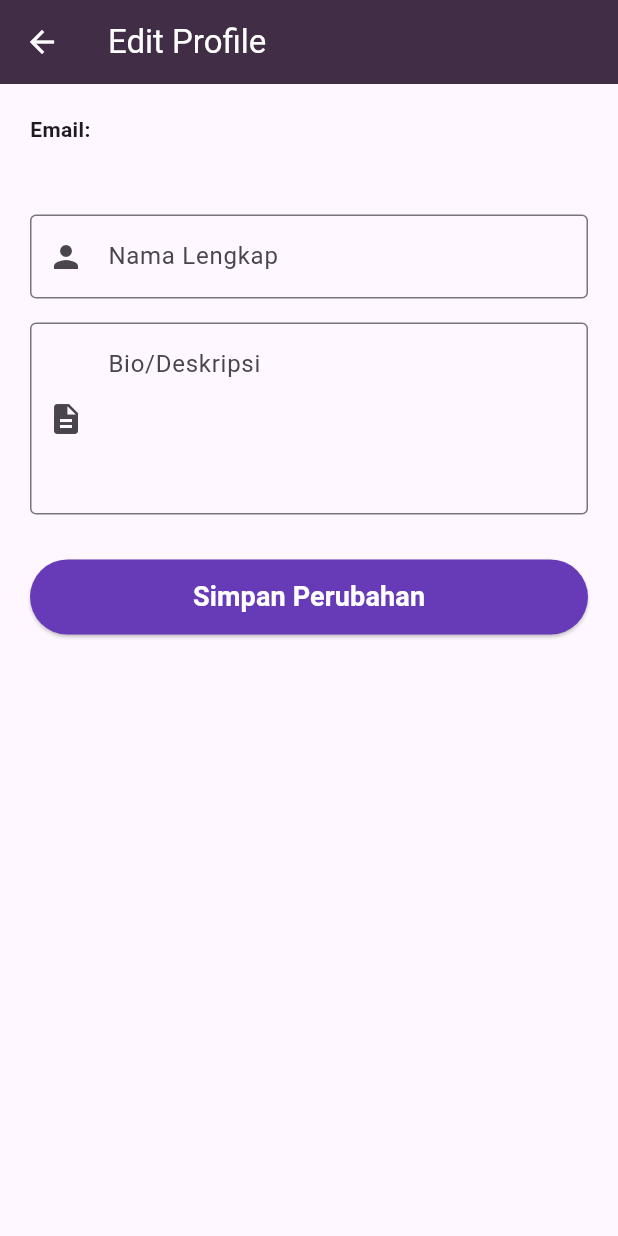
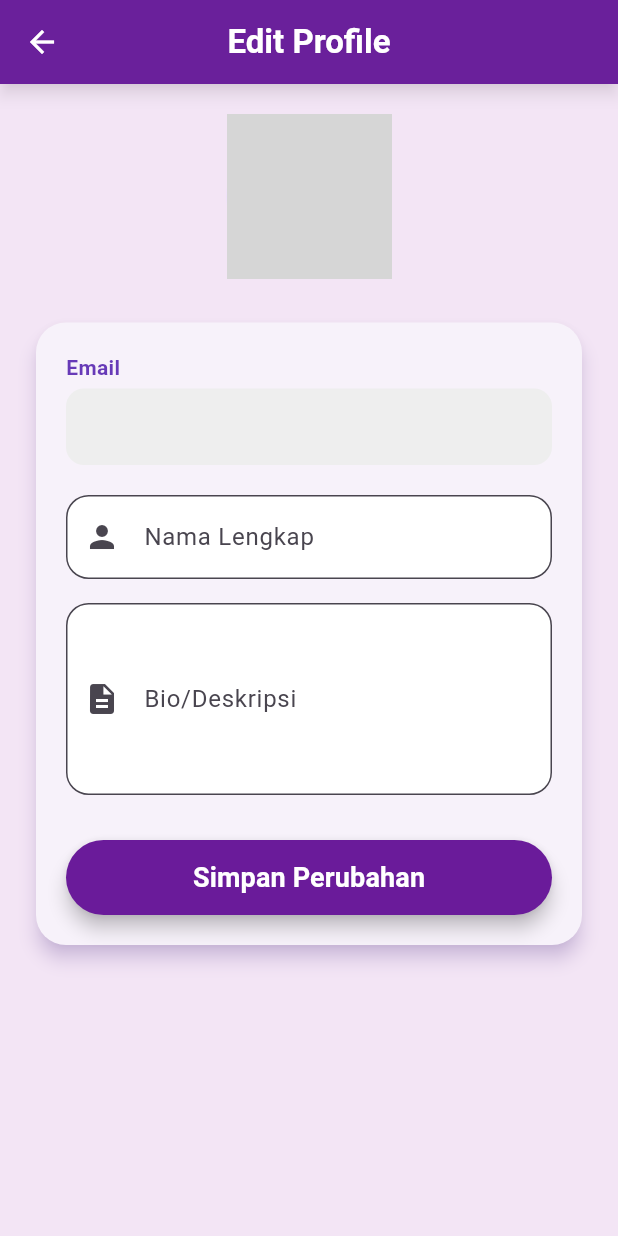
Before and after one commit to dysee-xian/Xdinary-Heroes-App, a Flutter app: the EditProfileScreen screen opened directly with empty values, on a phone screen of 412 x 824 dp. Run offline on Flutter 3.47's test engine with Material 3 defaults, Android fonts, the phone set to English and light mode, and no system bars; our stand-ins replace badges, cloud_firestore, firebase_auth, firebase_core, loading_animation_widget; accounts and stored records are empty; statements that could not run were skipped; grey boxes are pictures that could not be loaded.

Commit message:
penyesuaian terakhir

```diff
--- a/lib/data/event_data.dart
+++ b/lib/data/event_data.dart
@@ -5,18 +5,18 @@ List<Event> dummyEvents = [
     title: 'Xdinary Heroes World Tour <Break the Brake>',
     date: '31 Oktober 2025',
     location: 'Seoul, Korea Selatan',
-    imageUrl: 'assets/image/TroubleShooting.jpg',
+    imageUrl: 'assets/image/gaon.jpg',
   ),
   Event(
-    title: 'KCON LA 2025',
-    date: '15 November 2025',
+    title: 'LOLLAPALOOZA 2025',
+    date: '31 JULI 2025',
     location: 'Los Angeles, USA',
-    imageUrl: 'assets/image/beauifulmind.jpg',
+    imageUrl: 'assets/image/Jungsu.jpg',
   ),
   Event(
     title: 'MAMA Awards 2025',
     date: '29 November 2025',
     location: 'Tokyo, Japan',
-    imageUrl: 'assets/image/ode.jpg',
+    imageUrl: 'assets/image/gunil.jpg',
   ),
 ];
--- a/lib/screen/artist_detail_screen.dart
+++ b/lib/screen/artist_detail_screen.dart
@@ -25,7 +25,7 @@ class ArtistDetailScreen extends StatelessWidget {
               padding: const EdgeInsets.symmetric(vertical: 20),
               decoration: const BoxDecoration(
                 gradient: LinearGradient(
-                  colors: [Colors.deepPurple, Colors.black],
+                  colors: [Color.fromARGB(255, 0, 0, 0), Colors.black],
                   begin: Alignment.topCenter,
                   end: Alignment.bottomCenter,
                 ),
--- a/lib/screen/edit_profile_screen.dart
+++ b/lib/screen/edit_profile_screen.dart
@@ -1,4 +1,3 @@
-
 import 'package:flutter/material.dart';
 import '/service/auth_service.dart';
 
@@ -58,18 +57,16 @@ class _EditProfileScreenState extends State<EditProfileScreen> {
 
         ScaffoldMessenger.of(context).showSnackBar(
           const SnackBar(
-            content: Text("Profil berhasil diperbarui!"),
+            content: Text("✅ Profil berhasil diperbarui!"),
             backgroundColor: Colors.green,
           ),
         );
-        // Kembali ke ProfileScreen dan memicu refresh data
         Navigator.pop(context);
-
       } catch (e) {
         print(e);
         ScaffoldMessenger.of(context).showSnackBar(
           const SnackBar(
-            content: Text("Gagal memperbarui profil. Coba lagi."),
+            content: Text("❌ Gagal memperbarui profil. Coba lagi."),
             backgroundColor: Colors.red,
           ),
         );
@@ -83,47 +80,124 @@ class _EditProfileScreenState extends State<EditProfileScreen> {
 
   @override
   Widget build(BuildContext context) {
+    final themeColor = const Color(0xFF6A1B9A);
+
     return Scaffold(
+      backgroundColor: const Color(0xFFF3E5F5),
       appBar: AppBar(
-        title: const Text("Edit Profile"),
-        backgroundColor: const Color.fromARGB(255, 66, 45, 71),
+        title: const Text(
+          "Edit Profile",
+          style: TextStyle(fontWeight: FontWeight.bold),
+        ),
+        centerTitle: true,
+        backgroundColor: themeColor,
         foregroundColor: Colors.white,
+        elevation: 4,
+        shadowColor: Colors.black45,
       ),
       body: SingleChildScrollView(
+        padding: const EdgeInsets.all(20),
+        child: Column(
+          children: [
+            // Bagian Foto Profil
+            Center(
+              child: Stack(
+                alignment: Alignment.bottomRight,
+                children: [
+                  CircleAvatar(
+                    radius: 55,
+                    backgroundImage: widget.currentProfileImage.isNotEmpty
+                        ? NetworkImage(widget.currentProfileImage)
+                        : const AssetImage('assets/default_profile.png')
+                              as ImageProvider,
+                  ),
+                  Container(
+                    decoration: const BoxDecoration(
+                      shape: BoxShape.circle,
+                      color: Colors.deepPurple,
+                    ),
+                    padding: const EdgeInsets.all(8),
+                    child: const Icon(
+                      Icons.edit,
+                      color: Colors.white,
+                      size: 20,
+                    ),
+                  ),
+                ],
+              ),
+            ),
+            const SizedBox(height: 25),
+
+            // Card Form
+            Card(
+              elevation: 5,
+              shape: RoundedRectangleBorder(
+                borderRadius: BorderRadius.circular(20),
+              ),
+              shadowColor: Colors.deepPurple.withOpacity(0.4),
+              child: Padding(
                 padding: const EdgeInsets.all(20),
                 child: Form(
                   key: _formKey,
                   child: Column(
                     crossAxisAlignment: CrossAxisAlignment.stretch,
                     children: [
-              // Bagian Email (Tidak Dapat Diubah)
-              const Text("Email:", style: TextStyle(fontWeight: FontWeight.bold)),
+                      // Email (Tidak bisa diubah)
+                      const Text(
+                        "Email",
+                        style: TextStyle(
+                          fontWeight: FontWeight.bold,
+                          fontSize: 14,
+                          color: Colors.deepPurple,
+                        ),
+                      ),
                       const SizedBox(height: 4),
-              Text(widget.currentEmail, style: const TextStyle(fontSize: 16, color: Colors.grey)),
+                      Container(
+                        padding: const EdgeInsets.symmetric(
+                          horizontal: 12,
+                          vertical: 14,
+                        ),
+                        decoration: BoxDecoration(
+                          color: Colors.grey.shade200,
+                          borderRadius: BorderRadius.circular(12),
+                        ),
+                        child: Text(
+                          widget.currentEmail,
+                          style: const TextStyle(fontSize: 16),
+                        ),
+                      ),
                       const SizedBox(height: 20),
 
-              // Field Nama
+                      // Nama
                       TextFormField(
                         controller: _nameController,
-                decoration: const InputDecoration(
+                        decoration: InputDecoration(
                           labelText: 'Nama Lengkap',
-                  border: OutlineInputBorder(),
-                  prefixIcon: Icon(Icons.person),
+                          prefixIcon: const Icon(Icons.person),
+                          filled: true,
+                          fillColor: Colors.white,
+                          border: OutlineInputBorder(
+                            borderRadius: BorderRadius.circular(15),
                           ),
-                validator: (value) => value!.isEmpty ? "Nama tidak boleh kosong" : null,
+                        ),
+                        validator: (value) =>
+                            value!.isEmpty ? "Nama tidak boleh kosong" : null,
                       ),
                       const SizedBox(height: 16),
 
-              // Field Bio
+                      // Bio
                       TextFormField(
                         controller: _bioController,
-                decoration: const InputDecoration(
+                        maxLines: 4,
+                        decoration: InputDecoration(
                           labelText: 'Bio/Deskripsi',
-                  alignLabelWithHint: true,
-                  border: OutlineInputBorder(),
-                  prefixIcon: Icon(Icons.description),
+                          prefixIcon: const Icon(Icons.description),
+                          filled: true,
+                          fillColor: Colors.white,
+                          border: OutlineInputBorder(
+                            borderRadius: BorderRadius.circular(15),
                           ),
-                maxLines: 4,
+                        ),
                       ),
                       const SizedBox(height: 30),
 
@@ -131,24 +205,39 @@ class _EditProfileScreenState extends State<EditProfileScreen> {
                       ElevatedButton(
                         onPressed: _isLoading ? null : _saveProfile,
                         style: ElevatedButton.styleFrom(
-                  backgroundColor: Colors.deepPurple,
+                          backgroundColor: themeColor,
                           foregroundColor: Colors.white,
                           minimumSize: const Size(double.infinity, 50),
                           shape: RoundedRectangleBorder(
                             borderRadius: BorderRadius.circular(30),
                           ),
+                          elevation: 5,
                         ),
                         child: _isLoading
-                    ? const CircularProgressIndicator(color: Colors.white)
+                            ? const SizedBox(
+                                width: 25,
+                                height: 25,
+                                child: CircularProgressIndicator(
+                                  strokeWidth: 2,
+                                  color: Colors.white,
+                                ),
+                              )
                             : const Text(
                                 "Simpan Perubahan",
-                        style: TextStyle(fontSize: 18, fontWeight: FontWeight.bold),
+                                style: TextStyle(
+                                  fontSize: 18,
+                                  fontWeight: FontWeight.bold,
+                                ),
                               ),
                       ),
                     ],
                   ),
                 ),
               ),
+            ),
+          ],
+        ),
+      ),
     );
   }
 }
```
Also changed, not shown: lib/firebase_options.dart. Lines whose indentation alone changed are shown as unchanged.
